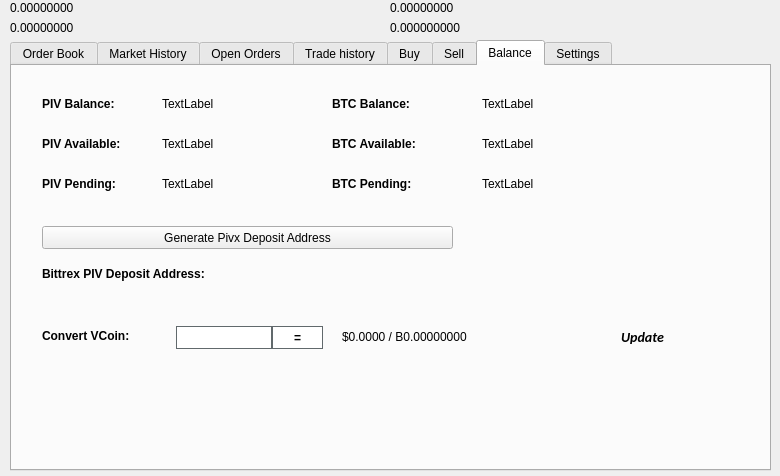
DiviDomains/PrivateDivi, file divi/src/qt/forms/tradingdialog.ui: the form before one commit.
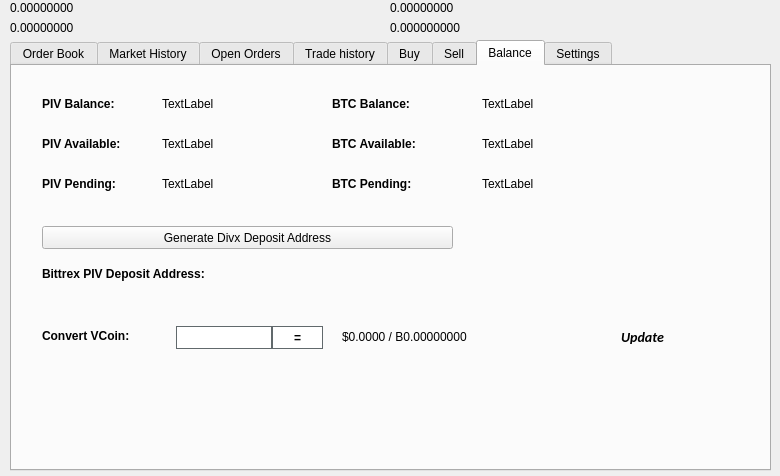
The form after the commit. The open tabs and pages were chosen to show the change. Icons and pictures are not drawn.

Commit message: All pivx, Pivx, PIVX converted to divi except copyright lines

The edit to the form file:
```diff
--- a/divi/src/qt/forms/tradingdialog.ui
+++ b/divi/src/qt/forms/tradingdialog.ui
@@ -2941,7 +2941,7 @@
       </rect>
      </property>
      <property name="text">
-      <string>Generate Pivx Deposit Address</string>
+      <string>Generate Divx Deposit Address</string>
      </property>
      <property name="icon">
       <iconset resource="../pivx.qrc">
```
Left out of the diff: 14 changed lines with no effect on the pictures. The commit also changes 330 other files.
